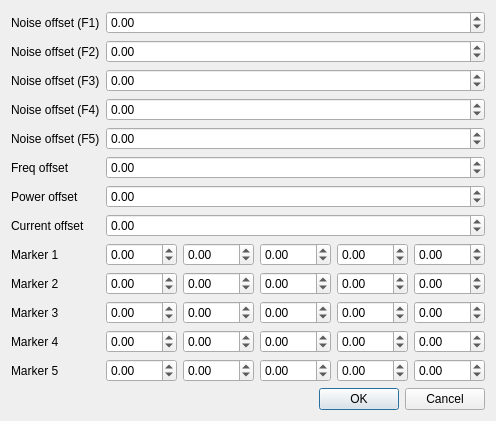
Qt form offsetdialog.ui (igrekus/vco_measure) before a commit.
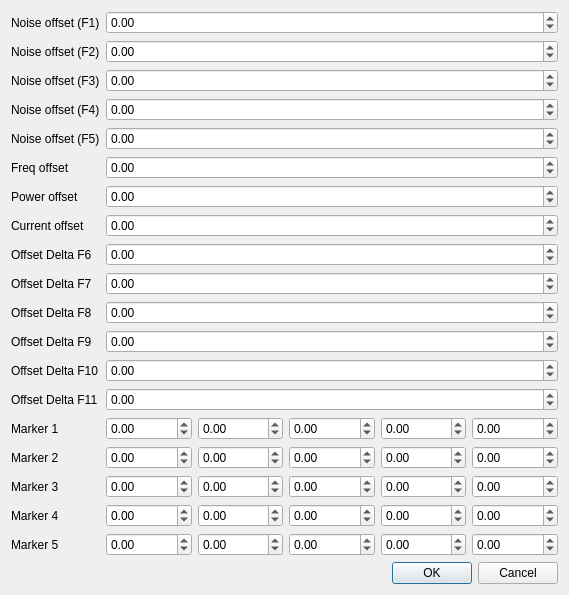
The same form after that commit.

Commit message: FEAT: implement delta offsets

```diff
--- a/offsetdialog.ui
+++ b/offsetdialog.ui
@@ -6,8 +6,8 @@
    <rect>
     <x>0</x>
     <y>0</y>
-    <width>478</width>
-    <height>391</height>
+    <width>569</width>
+    <height>547</height>
    </rect>
   </property>
   <property name="windowTitle">
@@ -152,14 +152,14 @@
        </property>
       </widget>
      </item>
-     <item row="8" column="0">
+     <item row="14" column="0">
       <widget class="QLabel" name="label_9">
        <property name="text">
         <string>Marker 1</string>
        </property>
       </widget>
      </item>
-     <item row="8" column="1">
+     <item row="14" column="1">
       <layout class="QHBoxLayout" name="horizontalLayout_5">
        <item>
         <widget class="QDoubleSpinBox" name="spinM1_1">
@@ -213,14 +213,14 @@
        </item>
       </layout>
      </item>
-     <item row="9" column="0">
+     <item row="15" column="0">
       <widget class="QLabel" name="label_10">
        <property name="text">
         <string>Marker 2</string>
        </property>
       </widget>
      </item>
-     <item row="9" column="1">
+     <item row="15" column="1">
       <layout class="QHBoxLayout" name="horizontalLayout_4">
        <item>
         <widget class="QDoubleSpinBox" name="spinM2_1">
@@ -274,14 +274,14 @@
        </item>
       </layout>
      </item>
-     <item row="10" column="0">
+     <item row="16" column="0">
       <widget class="QLabel" name="label_11">
        <property name="text">
         <string>Marker 3</string>
        </property>
       </widget>
      </item>
-     <item row="10" column="1">
+     <item row="16" column="1">
       <layout class="QHBoxLayout" name="horizontalLayout_3">
        <item>
         <widget class="QDoubleSpinBox" name="spinM3_1">
@@ -335,14 +335,14 @@
        </item>
       </layout>
      </item>
-     <item row="11" column="0">
+     <item row="17" column="0">
       <widget class="QLabel" name="label_12">
        <property name="text">
         <string>Marker 4</string>
        </property>
       </widget>
      </item>
-     <item row="11" column="1">
+     <item row="17" column="1">
       <layout class="QHBoxLayout" name="horizontalLayout_2">
        <item>
         <widget class="QDoubleSpinBox" name="spinM4_1">
@@ -396,14 +396,14 @@
        </item>
       </layout>
      </item>
-     <item row="12" column="0">
+     <item row="18" column="0">
       <widget class="QLabel" name="label_13">
        <property name="text">
         <string>Marker 5</string>
        </property>
       </widget>
      </item>
-     <item row="12" column="1">
+     <item row="18" column="1">
       <layout class="QHBoxLayout" name="horizontalLayout">
        <item>
         <widget class="QDoubleSpinBox" name="spinM5_1">
@@ -457,6 +457,108 @@
        </item>
       </layout>
      </item>
+     <item row="8" column="0">
+      <widget class="QLabel" name="label_14">
+       <property name="text">
+        <string>Offset Delta F6</string>
+       </property>
+      </widget>
+     </item>
+     <item row="8" column="1">
+      <widget class="QDoubleSpinBox" name="spinDeltaF6">
+       <property name="minimum">
+        <double>-1000.000000000000000</double>
+       </property>
+       <property name="maximum">
+        <double>1000.000000000000000</double>
+       </property>
+      </widget>
+     </item>
+     <item row="9" column="0">
+      <widget class="QLabel" name="label_15">
+       <property name="text">
+        <string>Offset Delta F7</string>
+       </property>
+      </widget>
+     </item>
+     <item row="10" column="0">
+      <widget class="QLabel" name="label_16">
+       <property name="text">
+        <string>Offset Delta F8</string>
+       </property>
+      </widget>
+     </item>
+     <item row="11" column="0">
+      <widget class="QLabel" name="label_17">
+       <property name="text">
+        <string>Offset Delta F9</string>
+       </property>
+      </widget>
+     </item>
+     <item row="12" column="0">
+      <widget class="QLabel" name="label_18">
+       <property name="text">
+        <string>Offset Delta F10</string>
+       </property>
+      </widget>
+     </item>
+     <item row="13" column="0">
+      <widget class="QLabel" name="label_19">
+       <property name="text">
+        <string>Offset Delta F11</string>
+       </property>
+      </widget>
+     </item>
+     <item row="9" column="1">
+      <widget class="QDoubleSpinBox" name="spinDeltaF7">
+       <property name="minimum">
+        <double>-1000.000000000000000</double>
+       </property>
+       <property name="maximum">
+        <double>1000.000000000000000</double>
+       </property>
+      </widget>
+     </item>
+     <item row="10" column="1">
+      <widget class="QDoubleSpinBox" name="spinDeltaF8">
+       <property name="minimum">
+        <double>-1000.000000000000000</double>
+       </property>
+       <property name="maximum">
+        <double>1000.000000000000000</double>
+       </property>
+      </widget>
+     </item>
+     <item row="11" column="1">
+      <widget class="QDoubleSpinBox" name="spinDeltaF9">
+       <property name="minimum">
+        <double>-1000.000000000000000</double>
+       </property>
+       <property name="maximum">
+        <double>1000.000000000000000</double>
+       </property>
+      </widget>
+     </item>
+     <item row="12" column="1">
+      <widget class="QDoubleSpinBox" name="spinDeltaF10">
+       <property name="minimum">
+        <double>-1000.000000000000000</double>
+       </property>
+       <property name="maximum">
+        <double>1000.000000000000000</double>
+       </property>
+      </widget>
+     </item>
+     <item row="13" column="1">
+      <widget class="QDoubleSpinBox" name="spinDeltaF11">
+       <property name="minimum">
+        <double>-1000.000000000000000</double>
+       </property>
+       <property name="maximum">
+        <double>1000.000000000000000</double>
+       </property>
+      </widget>
+     </item>
     </layout>
    </item>
    <item>
```
The commit also changes 4 other files.
